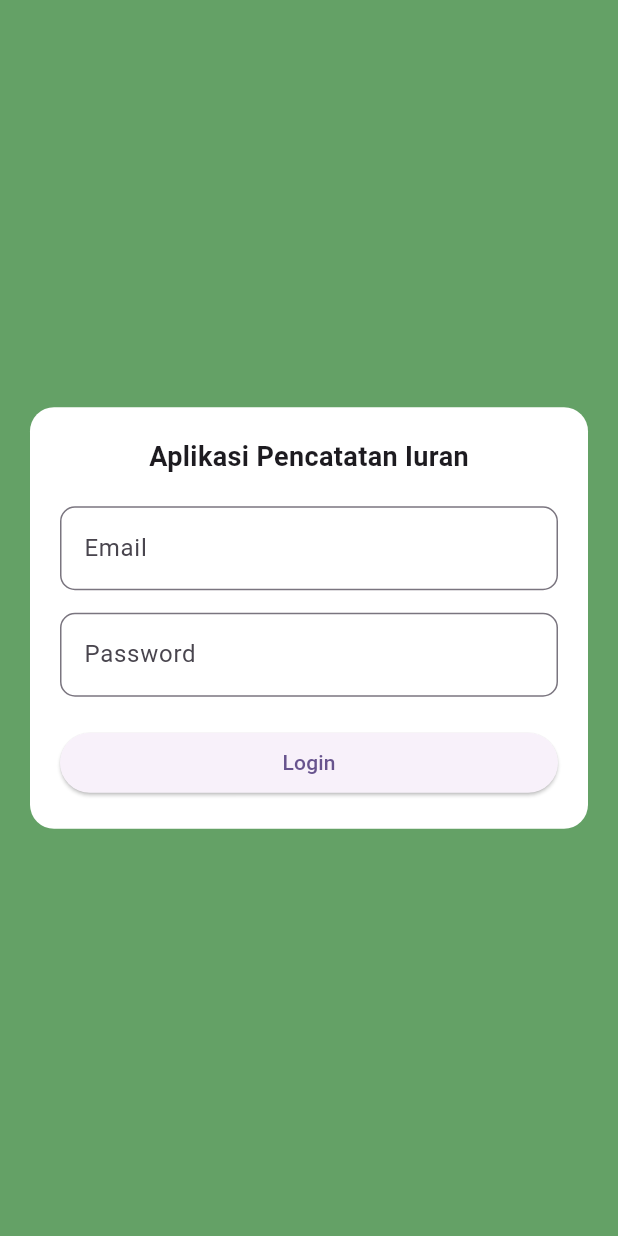
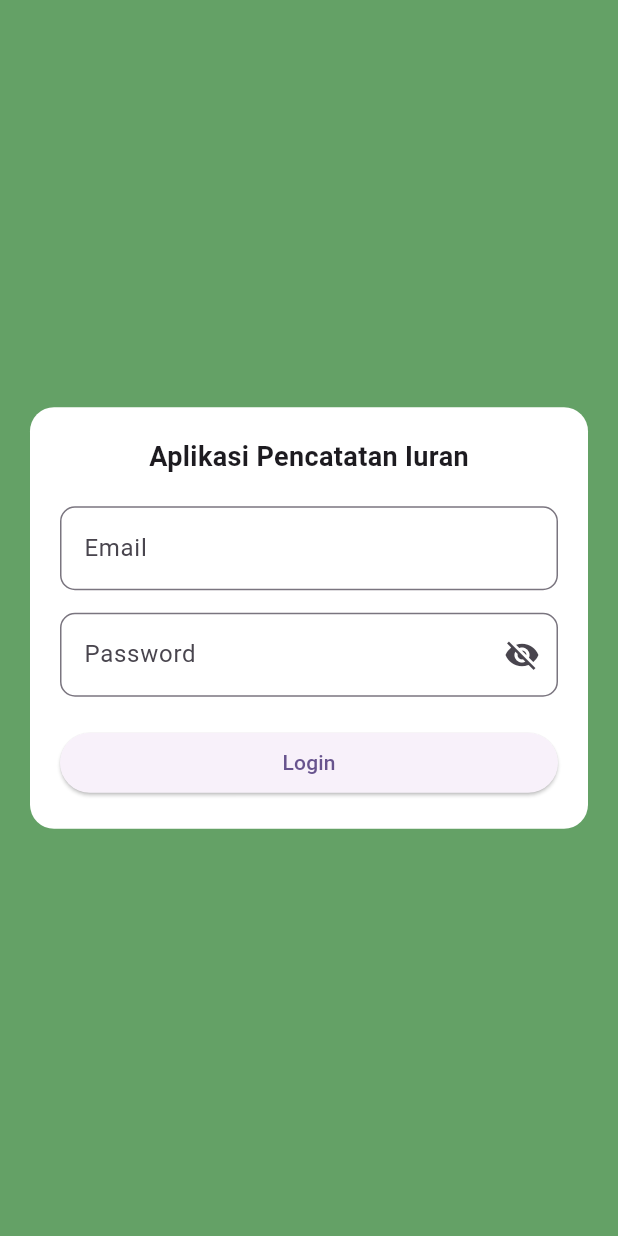
Before and after one commit to rafikaindah/multi_iuran_app, a Flutter app: the screen it shows after launch, on a phone screen of 412 x 824 dp. Run offline on Flutter 3.47's test engine with Material 3 defaults, Android fonts, the phone set to English and light mode, and no system bars; our stand-ins replace image_picker, pdf, printing, supabase_flutter; accounts and stored records are empty.

Commit message:
menambahkan icon mata pada kolom password halaman login

```diff
--- a/lib/screens/login_page.dart
+++ b/lib/screens/login_page.dart
@@ -16,6 +16,7 @@ class _LoginPageState extends State<LoginPage> {
   final passwordController = TextEditingController();
 
   final authController = AuthController();
+  bool isPasswordHidden = true;
 
   // Fungsi untuk menangani proses login
   Future<void> login() async {
@@ -81,11 +82,24 @@ class _LoginPageState extends State<LoginPage> {
 
                       TextField(
                         controller: passwordController,
-                        obscureText: true,
+                        obscureText: isPasswordHidden,
                         decoration: InputDecoration(
                           labelText: "Password",
                           border: OutlineInputBorder(
                             borderRadius: BorderRadius.circular(10),
+                          ),
+                          // icon mata untuk show/hide password
+                          suffixIcon: IconButton(
+                            onPressed: () {
+                              setState(() {
+                                isPasswordHidden = !isPasswordHidden;
+                              });
+                            },
+                            icon: Icon(
+                              isPasswordHidden
+                                  ? Icons.visibility_off
+                                  : Icons.visibility,
+                            ),
                           ),
                         ),
                       ),
```
